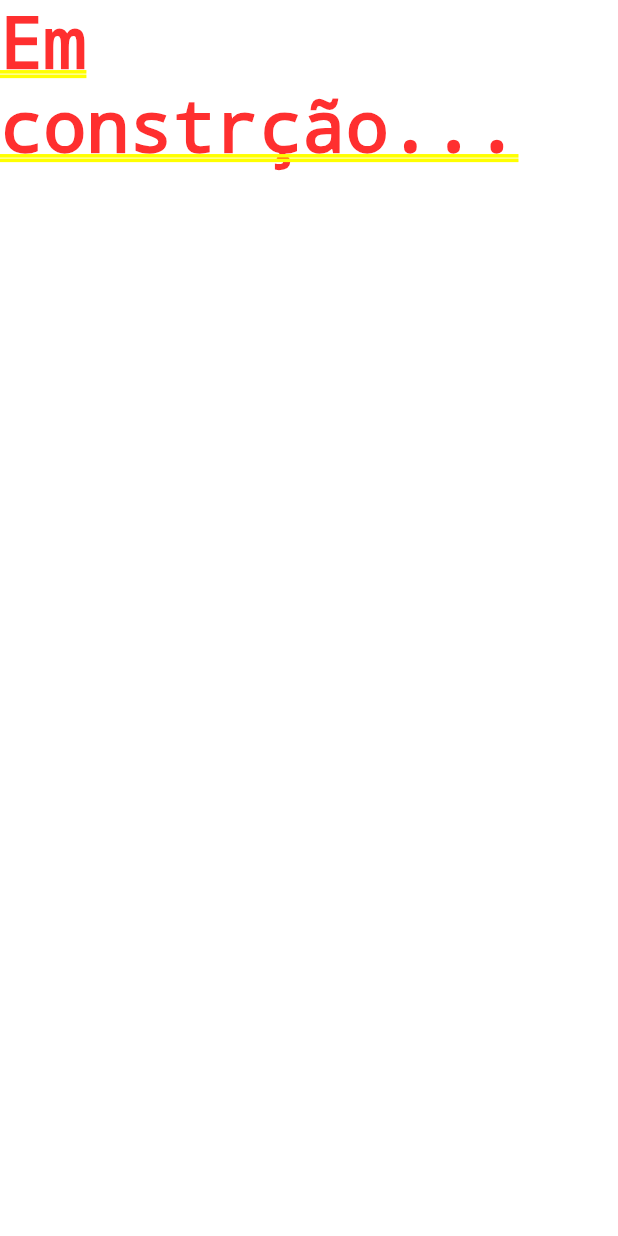
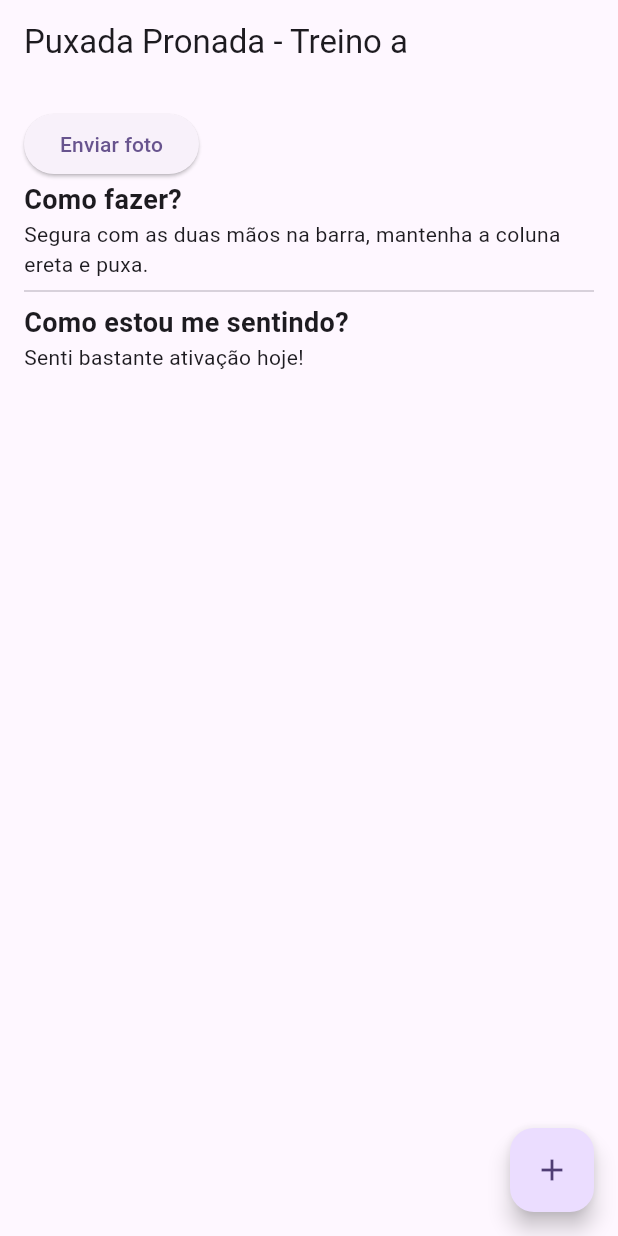
Before and after one commit to racalixta/flutter_gymapp, a Flutter app: the screen it shows after launch, on a phone screen of 412 x 824 dp. Run offline on Flutter 3.47's test engine with Material 2 defaults, Android fonts, the phone set to English and light mode, and no system bars.

Commit message:
conteudo da aula 08

```diff
--- a/lib/main.dart
+++ b/lib/main.dart
@@ -1,4 +1,5 @@
 import 'package:flutter/material.dart';
+import 'package:flutter_gymapp/page/exercise_page.dart';
 
 void main() {
   runApp(const MyApp());
@@ -15,7 +16,7 @@
         colorScheme: ColorScheme.fromSeed(seedColor: Colors.deepPurple),
         useMaterial3: true,
       ),
-      home: const Text('Em constrção...'),
+      home: const ExercisePage(),
     );
   }
 }
--- /dev/null
+++ b/lib/page/exercise_page.dart
@@ -0,0 +1,49 @@
+import 'package:flutter/material.dart';
+
+class ExercisePage extends StatelessWidget {
+  const ExercisePage({super.key});
+
+  @override
+  Widget build(BuildContext context) {
+    return Scaffold(
+        appBar: AppBar(
+          title: const Text('Puxada Pronada - Treino a'),
+        ),
+        floatingActionButton: FloatingActionButton(
+          onPressed: () {
+            // print('FAB foi clicado!');
+          },
+          child: const Icon(Icons.add),
+        ),
+        body: Padding(
+          padding: const EdgeInsets.all(16.0),
+          child: Column(
+            crossAxisAlignment: CrossAxisAlignment.start,
+            children: [
+              ElevatedButton(
+                onPressed: () {},
+                child: const Text("Enviar foto"),
+              ),
+              const Text(
+                'Como fazer?',
+                style: TextStyle(
+                  fontWeight: FontWeight.bold,
+                  fontSize: 18,
+                ),
+              ),
+              const Text(
+                  'Segura com as duas mãos na barra, mantenha a coluna ereta e puxa.'),
+              const Divider(),
+              const Text(
+                'Como estou me sentindo?',
+                style: TextStyle(
+                  fontWeight: FontWeight.bold,
+                  fontSize: 18,
+                ),
+              ),
+              const Text("Senti bastante ativação hoje!"),
+            ],
+          ),
+        ));
+  }
+}
```
